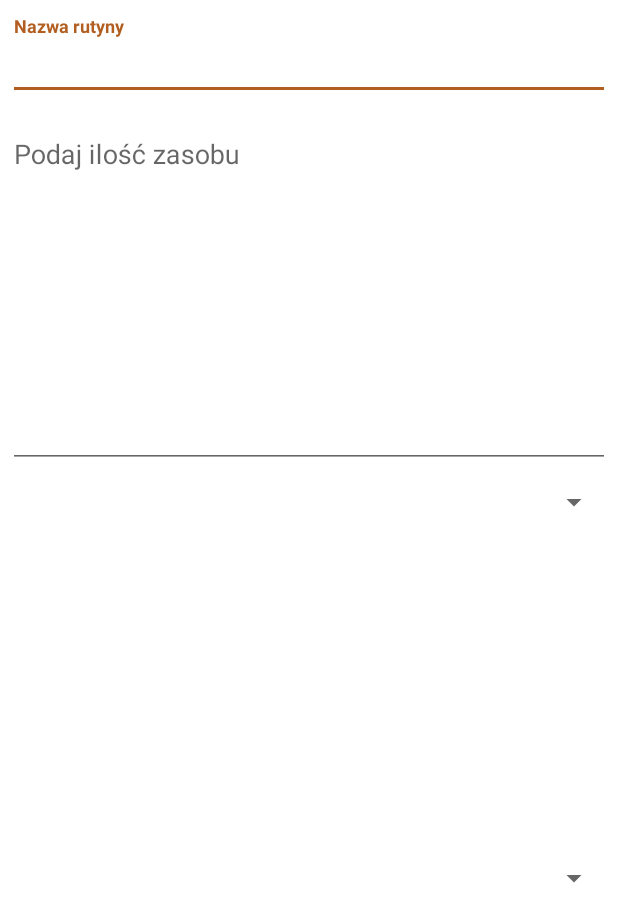
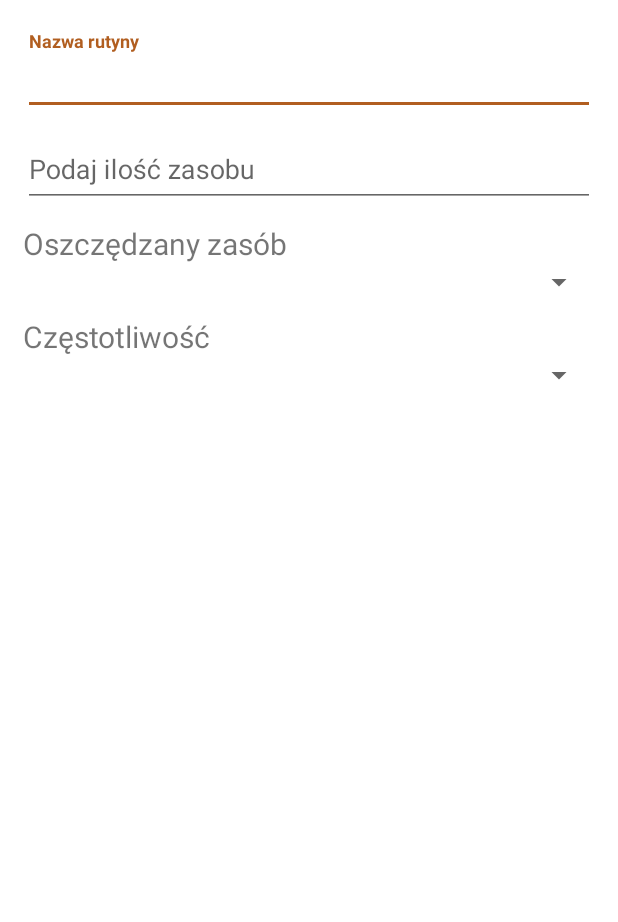
Before and after one commit to ZbigniewTomanek/awareWolf, an Android app: the layout activity_create_routine.xml on its own in the app's theme, with its tools: preview values and no code run, on a phone screen of 412 x 824 dp. Shown: the top 922 px of the screen. Run offline under Robolectric (Android 15) with nearby library versions, the phone set to English and light mode, and no system bars.

Commit message:
Added routine creation/update

```diff
--- a/app/src/main/AndroidManifest.xml
+++ b/app/src/main/AndroidManifest.xml
@@ -26,7 +26,7 @@
                 android:screenOrientation="portrait"
                 android:theme="@style/AppTheme.Camera"/>
         <activity
-                android:name=".ui.ImageActivity"
+                android:name=".ui.tabbar.ImageActivity"
                 android:screenOrientation="portrait"
                 android:theme="@style/AppTheme.NoActionBar"/>
         <activity
--- a/app/src/main/java/com/meetapp/ecoapp/ui/ImageActivity.kt
+++ b/app/src/main/java/com/meetapp/ecoapp/ui/tabbar/ImageActivity.kt
@@ -1,4 +1,4 @@
-package com.meetapp.ecoapp.ui
+package com.meetapp.ecoapp.ui.tabbar
 
 import android.os.Bundle
 import android.util.Log
--- a/app/src/main/java/com/meetapp/ecoapp/ui/tabbar/TabBarActivity.kt
+++ b/app/src/main/java/com/meetapp/ecoapp/ui/tabbar/TabBarActivity.kt
@@ -9,8 +9,6 @@ import androidx.appcompat.app.AppCompatActivity
 import androidx.viewpager.widget.ViewPager
 import com.google.android.material.tabs.TabLayout
 import com.meetapp.ecoapp.R
-import com.meetapp.ecoapp.ui.IMG_URL_EXTRAS
-import com.meetapp.ecoapp.ui.ImageActivity
 import com.meetapp.ecoapp.ui.MainActivity
 
 
--- a/app/src/main/res/layout/activity_create_routine.xml
+++ b/app/src/main/res/layout/activity_create_routine.xml
@@ -7,7 +7,7 @@
             android:layout_width="match_parent"
             android:layout_height="match_parent"
             android:orientation="vertical"
-            android:padding="5dp">
+            android:padding="15dp">
 
         <com.google.android.material.textfield.TextInputLayout
                 android:id="@+id/routine_title"
@@ -30,10 +30,9 @@
         <com.google.android.material.textfield.TextInputLayout
                 android:id="@+id/routine_amount"
                 android:layout_width="match_parent"
-                android:layout_height="0dp"
+                android:layout_height="wrap_content"
                 android:layout_marginBottom="5dp"
-                android:layout_marginTop="5dp"
-                android:layout_weight="1">
+                android:layout_marginTop="5dp">
 
             <EditText
                     android:id="@+id/et_routine_amount"
@@ -47,11 +46,16 @@
         <LinearLayout
                 android:id="@+id/resources"
                 android:layout_width="match_parent"
-                android:layout_height="0dp"
+                android:layout_height="wrap_content"
                 android:orientation="vertical"
-                android:layout_weight="1"
                 android:layout_marginBottom="5dp"
                 android:layout_marginTop="5dp">
+
+            <TextView android:layout_width="wrap_content"
+                      android:layout_height="wrap_content"
+                      android:layout_gravity="start"
+                      android:textSize="@dimen/text_size_h1_step_5"
+                      android:text="@string/resource_spinner"/>
 
             <Spinner
                     android:id="@+id/sp_resources"
@@ -65,11 +69,16 @@
         <LinearLayout
                 android:id="@+id/frequency"
                 android:layout_width="match_parent"
-                android:layout_height="0dp"
+                android:layout_height="wrap_content"
                 android:orientation="vertical"
-                android:layout_weight="1"
                 android:layout_marginBottom="5dp"
                 android:layout_marginTop="5dp">
+
+            <TextView android:layout_width="wrap_content"
+                      android:layout_height="wrap_content"
+                      android:layout_gravity="start"
+                      android:textSize="@dimen/text_size_h1_step_5"
+                      android:text="@string/frequency_spinner"/>
 
             <Spinner
                     android:id="@+id/sp_frequency"
--- a/app/src/main/res/values/strings.xml
+++ b/app/src/main/res/values/strings.xml
@@ -41,4 +41,6 @@
     <string name="please_enter_amount">Wprowadź wartosć</string>
     <string name="please_select_category">Wybierz kategorie</string>
     <string name="frequency_spinner_prompt">Wybierz częstotliwość</string>
+    <string name="frequency_spinner">Częstotliwość</string>
+    <string name="resource_spinner">Oszczędzany zasób</string>
 </resources>
```
Also changed, not shown: app/src/main/java/com/meetapp/ecoapp/database/RoutineRepository.kt (+22 -13 lines), app/src/main/java/com/meetapp/ecoapp/database/dao/RoutineDao.kt (+4 -4 lines), app/src/main/java/com/meetapp/ecoapp/ui/createRoutine/CreateRoutineActivity.kt (+9 -15 lines), app/src/main/java/com/meetapp/ecoapp/ui/routines/RoutineListAdapter.kt (+10 -12 lines), app/src/main/java/com/meetapp/ecoapp/ui/routines/RoutinesListActivity.kt (+22 -21 lines).
